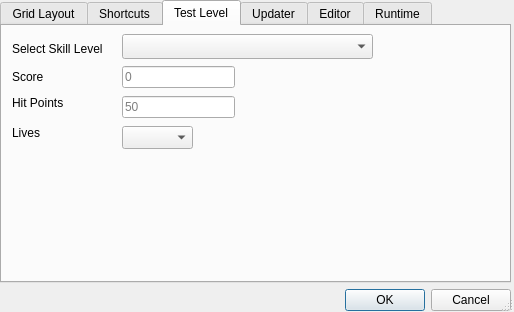
This is src/lgck-builder/DlgAppSettings.ui in cfrankb/lgck-src as Qt 5 draws it before an edit. The edited form follows.
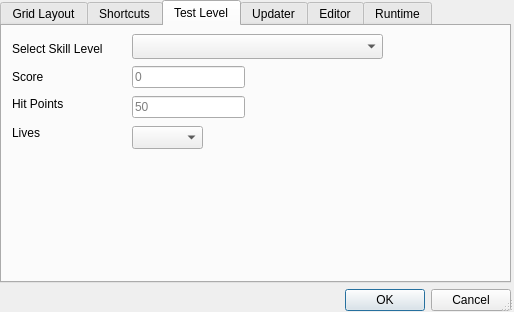
This is the edited form. The open tabs and pages were chosen to show the change.

Diff of the .ui file:
```diff
--- a/src/lgck-builder/DlgAppSettings.ui
+++ b/src/lgck-builder/DlgAppSettings.ui
@@ -210,7 +210,7 @@
        <widget class="QComboBox" name="cbSkill">
         <property name="geometry">
          <rect>
-          <x>120</x>
+          <x>130</x>
           <y>8</y>
           <width>251</width>
           <height>25</height>
@@ -233,7 +233,7 @@
        <widget class="QComboBox" name="cbLives">
         <property name="geometry">
          <rect>
-          <x>120</x>
+          <x>130</x>
           <y>100</y>
           <width>71</width>
           <height>23</height>
@@ -245,8 +245,8 @@
          <rect>
           <x>10</x>
           <y>70</y>
-          <width>52</width>
-          <height>14</height>
+          <width>71</width>
+          <height>16</height>
          </rect>
         </property>
         <property name="text">
@@ -256,7 +256,7 @@
        <widget class="QLineEdit" name="eHitPoints">
         <property name="geometry">
          <rect>
-          <x>120</x>
+          <x>130</x>
           <y>70</y>
           <width>113</width>
           <height>22</height>
@@ -274,7 +274,7 @@
          <rect>
           <x>10</x>
           <y>15</y>
-          <width>101</width>
+          <width>111</width>
           <height>16</height>
          </rect>
         </property>
@@ -285,7 +285,7 @@
        <widget class="QLineEdit" name="eScore">
         <property name="geometry">
          <rect>
-          <x>120</x>
+          <x>130</x>
           <y>40</y>
           <width>113</width>
           <height>22</height>
```
Left out of the diff: 6 changed lines with no effect on the pictures.
